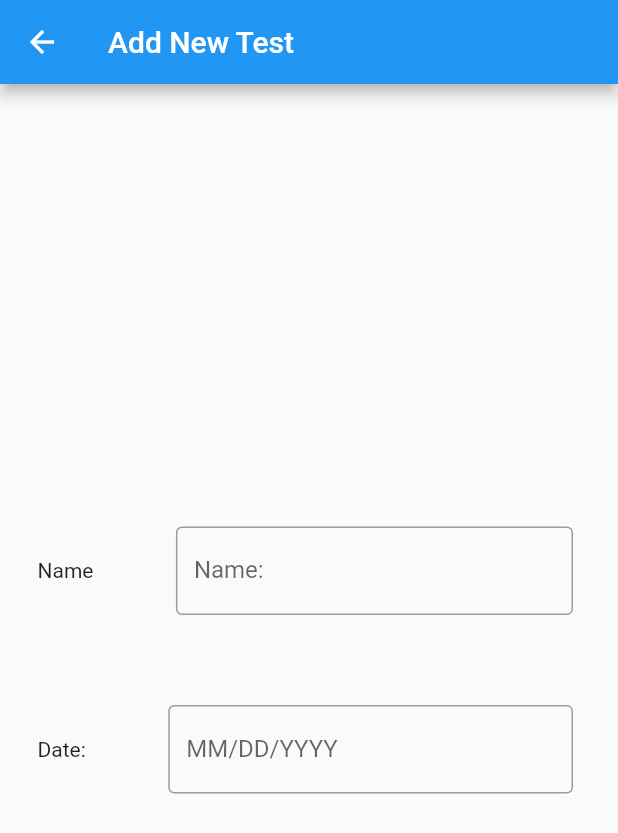
After one commit to Arjun-Mishra-312/covinet, a Flutter app: the Home screen opened directly, after a tap on the "add" icon, on a phone screen of 412 x 824 dp. The commit adds this screen. Shown: the top 833 px of the screen. Run offline on Flutter 3.47's test engine with Material 2 defaults, Android fonts, the phone set to English and light mode, and no system bars; our stand-ins replace cloud_firestore, firebase_auth, firebase_core; missing offline and left inert: dart:html, google_maps; accounts and stored records are empty.

Commit message:
Added functionality adding new tests

```diff
--- a/lib/Screens/HomePage/Home.dart
+++ b/lib/Screens/HomePage/Home.dart
@@ -2,6 +2,7 @@ import 'dart:io';
 
 import 'package:covinet/Screens/HomePage/Tabs/NearbyTesters.dart';
 import 'package:flutter/material.dart';
+import 'Tabs/AddTest.dart';
 import 'Tabs/PersonalInfo.dart';
 
 class Home extends StatelessWidget {
--- /dev/null
+++ b/lib/Screens/HomePage/Tabs/AddTest.dart
@@ -0,0 +1,56 @@
+import 'package:flutter/material.dart';
+
+class AddTest extends StatelessWidget{
+  const AddTest({Key? key}) : super(key: key);
+  @override
+  Widget build(BuildContext context) {
+    return Scaffold(
+      body: Column(
+        mainAxisAlignment: MainAxisAlignment.center,
+        children: <Widget>[
+          Row(
+            children: <Widget>[
+              Padding(
+                padding: EdgeInsets.all(25),
+                child: const Text("Name")
+              ),
+              Flexible(
+                child: Padding(
+                  padding: EdgeInsets.all(30),
+                  child:
+                  TextField(
+                    obscureText: true,
+                    decoration:  InputDecoration(
+                      border: OutlineInputBorder(),
+                      labelText: 'Name:'
+                    ),
+                  ),
+                )
+              )
+            ],
+          ),
+          Row(
+            children: <Widget>[
+              Padding(
+                  padding: EdgeInsets.all(25),
+                  child: const Text("Date:")
+              ),
+              Flexible(
+                child: Padding(
+                  padding: EdgeInsets.all(30),
+                  child: TextField(
+                    obscureText: true,
+                    decoration:  InputDecoration(
+                      border: OutlineInputBorder(),
+                      labelText: 'MM/DD/YYYY'
+                    ),
+                  ),
+                )
+              )
+            ],
+          )
+        ],
+      )
+    );
+  }
+}
--- a/lib/Screens/HomePage/Tabs/PersonalInfo.dart
+++ b/lib/Screens/HomePage/Tabs/PersonalInfo.dart
@@ -1,23 +1,52 @@
+import 'dart:html';
+
+import 'package:covinet/Screens/HomePage/Tabs/AddTest.dart';
 import 'package:flutter/material.dart';
 
-class PersonalInfo extends StatelessWidget {
+class PersonalInfo extends StatefulWidget {
   const PersonalInfo({Key? key}) : super(key: key);
-  static const int row = 4;
-  static const int col = 3;
+
+  @override
+  _PersonalInfoState createState() => new _PersonalInfoState();
+}
+
+class _PersonalInfoState extends State {
+  void _opennewpage() {
+    Navigator.of(context)
+        .push(new MaterialPageRoute(builder: (BuildContext context) {
+      return new Scaffold(
+        appBar: new AppBar(
+          title: new Text("Add New Test")
+        ),
+        body: new AddTest(),
+      );
+    }));
+  }
+
   @override
   Widget build(BuildContext context) {
-    bool pressed;
     return Scaffold(
         body: Column(children: <Widget>[
-          const Text(
+          Padding(
+              padding: EdgeInsets.all(10.0),
+              child: const Text(
                 "Your Previous Tests",
                 style: TextStyle(fontSize: 25),
                 textAlign: TextAlign.left,
-          ),
+              )),
+          Padding(
+              padding: EdgeInsets.all(10.0),
+              child: const Text(
+                "You have no previous tests",
+                style: TextStyle(fontSize: 15),
+                textAlign: TextAlign.left,
+              )),
           Expanded(child: Container()),
           const Text("Have you tested positive for Covid in the past 14 Days?",
               style: TextStyle(fontSize: 15)),
-          Row(
+          Padding(
+            padding: EdgeInsets.all(20.0),
+            child: Row(
                 mainAxisAlignment: MainAxisAlignment.spaceEvenly,
                 children: <Widget>[
                   OutlinedButton(
@@ -32,12 +61,12 @@ class PersonalInfo extends StatelessWidget {
                       },
                       style: OutlinedButton.styleFrom(primary: Colors.red),
                       child: const Text('No')),
-              ]
+                ]),
           ),
         ]),
         floatingActionButton: FloatingActionButton(
             //For adding more tests
-            onPressed: null,
+            onPressed: _opennewpage,
             child: const Icon(Icons.add)));
   }
 }
```
Lines whose indentation alone changed are shown as unchanged.
